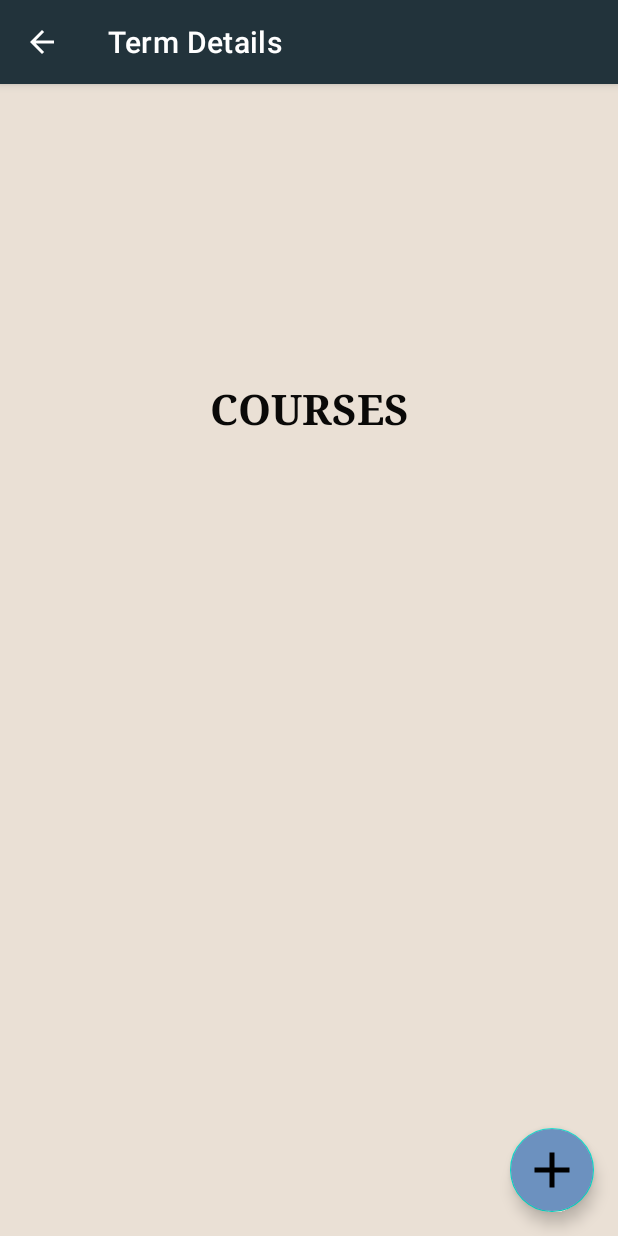
After one commit to aphillips830/academic_scheduler, an Android app: the TermDetails screen opened directly, with no data from a screen before it, on a phone screen of 412 x 824 dp. The commit adds this screen. Run offline under Robolectric (Android 15) with nearby library versions, the phone set to English and light mode, and no system bars; our stand-ins replace Room's generated code.

Commit message:
Database - x List of all terms : x Add new terms : x List of all courses : x List of all assessments : x Term Details : x Add Course : TODO Course Details : TODO Add Assessment : TODO Add/Share Note : TODO Notification alerts for assessments : TODO Notification alerts for course start/end : TODO

```diff
--- /dev/null
+++ b/app/src/main/java/com/aphillips/academicscheduler/CourseAdapter.java
@@ -0,0 +1,69 @@
+package com.aphillips.academicscheduler;
+
+import android.content.Context;
+import android.view.LayoutInflater;
+import android.view.View;
+import android.view.ViewGroup;
+import android.widget.TextView;
+
+import androidx.annotation.NonNull;
+import androidx.recyclerview.widget.RecyclerView;
+
+import com.aphillips.academicscheduler.entities.Course;
+
+import java.util.List;
+
+public class CourseAdapter extends RecyclerView.Adapter<CourseAdapter.CourseViewHolder> {
+
+    private final Context mContext;
+    private List<Course> mCourseList;
+
+    public CourseAdapter(Context context, List<Course> courseList) {
+        this.mContext = context;
+        this.mCourseList = courseList;
+    }
+
+    @NonNull
+    @Override
+    public CourseViewHolder onCreateViewHolder(@NonNull ViewGroup parent, int viewType) {
+        View itemView = LayoutInflater.from(parent.getContext())
+                .inflate(R.layout.course_item_view, parent, false);
+        return new CourseViewHolder(itemView);
+    }
+
+    @Override
+    public void onBindViewHolder(@NonNull CourseViewHolder holder, int position) {
+        Course current = mCourseList.get(position);
+        holder.courseName.setText(current.getCourse_name());
+        holder.courseTerm.setText(current.getTerm_id());
+    }
+
+    @Override
+    public int getItemCount() {
+        return mCourseList.size();
+    }
+
+    public void setCoursesList(List<Course> courses) {
+        mCourseList = courses;
+        notifyDataSetChanged();
+    }
+
+
+    static class CourseViewHolder extends RecyclerView.ViewHolder {
+        private final TextView courseName;
+        private final TextView courseTerm;
+
+        private CourseViewHolder(View itemView) {
+            super(itemView);
+            this.courseName = itemView.findViewById(R.id.course_name_textview);
+            this.courseTerm = itemView.findViewById(R.id.course_term_textview);
+            itemView.setOnClickListener(new View.OnClickListener() {
+                @Override
+                public void onClick(View v) {
+                    // TODO
+                }
+            });
+
+        }
+    }
+}
--- /dev/null
+++ b/app/src/main/java/com/aphillips/academicscheduler/TermDetails.java
@@ -0,0 +1,50 @@
+package com.aphillips.academicscheduler;
+
+import androidx.appcompat.app.AppCompatActivity;
+import androidx.recyclerview.widget.DefaultItemAnimator;
+import androidx.recyclerview.widget.LinearLayoutManager;
+import androidx.recyclerview.widget.RecyclerView;
+
+import android.os.Bundle;
+import android.widget.TextView;
+
+import com.aphillips.academicscheduler.database.AcademicRepository;
+
+public class TermDetails extends AppCompatActivity {
+
+    TextView termName;
+    TextView termStart;
+    TextView termEnd;
+    String sTermName;
+    String sTermStart;
+    String sTermEnd;
+    int termId;
+    AcademicRepository academicRepository;
+
+    @Override
+    protected void onCreate(Bundle savedInstanceState) {
+        super.onCreate(savedInstanceState);
+        setContentView(R.layout.activity_term_details);
+
+        termName = findViewById(R.id.term_name_detail_textview);
+        termStart = findViewById(R.id.term_start_detail_textview);
+        termEnd = findViewById(R.id.term_end_detail_textview);
+        termId = getIntent().getIntExtra("id", 0);
+        sTermName = getIntent().getStringExtra("name");
+        sTermStart = getIntent().getStringExtra("start");
+        sTermEnd = getIntent().getStringExtra("end");
+        termName.setText(sTermName);
+        termStart.setText(sTermStart);
+        termEnd.setText(sTermEnd);
+
+        academicRepository = new AcademicRepository(getApplication());
+
+        RecyclerView recyclerView = findViewById(R.id.term_detail_recyclerview);
+        final CourseAdapter courseAdapter = new CourseAdapter(this,
+                academicRepository.getTermCourses(termId));
+        recyclerView.setAdapter(courseAdapter);
+        recyclerView.setItemAnimator(new DefaultItemAnimator());
+        recyclerView.setLayoutManager(new LinearLayoutManager(this));
+        recyclerView.setAdapter(courseAdapter);
+    }
+}
--- a/app/src/main/res/layout/activity_assessment_list.xml
+++ b/app/src/main/res/layout/activity_assessment_list.xml
@@ -18,13 +18,13 @@
         android:textColor="@color/black_rich"
         android:textSize="36sp"
         android:textStyle="bold"
-        app:layout_constraintBottom_toTopOf="@+id/recyclerView"
+        app:layout_constraintBottom_toTopOf="@+id/assessment_recyclerView"
         app:layout_constraintEnd_toEndOf="parent"
         app:layout_constraintStart_toStartOf="parent"
         app:layout_constraintTop_toTopOf="parent" />
 
     <androidx.recyclerview.widget.RecyclerView
-        android:id="@+id/recyclerView"
+        android:id="@+id/assessment_recyclerView"
         android:layout_width="0dp"
         android:layout_height="0dp"
         app:layout_constraintBottom_toBottomOf="parent"
--- a/app/src/main/res/layout/activity_course_list.xml
+++ b/app/src/main/res/layout/activity_course_list.xml
@@ -18,13 +18,13 @@
         android:textColor="@color/black_rich"
         android:textSize="36sp"
         android:textStyle="bold"
-        app:layout_constraintBottom_toTopOf="@+id/recyclerView"
+        app:layout_constraintBottom_toTopOf="@+id/course_recyclerView"
         app:layout_constraintEnd_toEndOf="parent"
         app:layout_constraintStart_toStartOf="parent"
         app:layout_constraintTop_toTopOf="parent" />
 
     <androidx.recyclerview.widget.RecyclerView
-        android:id="@+id/recyclerView"
+        android:id="@+id/course_recyclerView"
         android:layout_width="0dp"
         android:layout_height="0dp"
         app:layout_constraintBottom_toBottomOf="parent"
--- /dev/null
+++ b/app/src/main/res/layout/activity_term_details.xml
@@ -0,0 +1,91 @@
+<?xml version="1.0" encoding="utf-8"?>
+<androidx.constraintlayout.widget.ConstraintLayout xmlns:android="http://schemas.android.com/apk/res/android"
+    xmlns:app="http://schemas.android.com/apk/res-auto"
+    xmlns:tools="http://schemas.android.com/tools"
+    android:layout_width="match_parent"
+    android:layout_height="match_parent"
+    android:background="@color/almond"
+    tools:context=".TermDetails">
+
+    <TextView
+        android:id="@+id/term_name_detail_textview"
+        android:layout_width="wrap_content"
+        android:layout_height="wrap_content"
+        android:layout_marginTop="40dp"
+        android:fontFamily="serif"
+        android:text="@string/sample_text"
+        android:textColor="@color/black_rich"
+        android:textSize="36sp"
+        android:textStyle="bold"
+        app:layout_constraintEnd_toEndOf="parent"
+        app:layout_constraintStart_toStartOf="parent"
+        app:layout_constraintTop_toTopOf="parent" />
+
+
+    <TextView
+        android:id="@+id/term_start_detail_textview"
+        android:layout_width="wrap_content"
+        android:layout_height="wrap_content"
+        android:layout_marginStart="16dp"
+        android:layout_marginTop="20dp"
+        android:fontFamily="serif"
+        android:text="@string/sample_text"
+        android:textColor="@color/black_rich"
+        android:textSize="18sp"
+        app:layout_constraintStart_toStartOf="parent"
+        app:layout_constraintTop_toBottomOf="@+id/term_name_detail_textview" />
+
+    <TextView
+        android:id="@+id/term_end_detail_textview"
+        android:layout_width="wrap_content"
+        android:layout_height="wrap_content"
+        android:layout_marginTop="20dp"
+        android:fontFamily="serif"
+        android:text="@string/sample_text"
+        android:textColor="@color/black_rich"
+        android:textSize="18sp"
+        app:layout_constraintEnd_toEndOf="parent"
+        app:layout_constraintHorizontal_bias="0.901"
+        app:layout_constraintStart_toEndOf="@+id/term_start_detail_textview"
+        app:layout_constraintTop_toBottomOf="@+id/term_name_detail_textview" />
+
+    <TextView
+        android:id="@+id/course_title_textview"
+        android:layout_width="wrap_content"
+        android:layout_height="wrap_content"
+        android:layout_marginTop="108dp"
+        android:layout_marginBottom="30dp"
+        android:fontFamily="serif"
+        android:text="@string/courses"
+        android:textColor="@color/black_rich"
+        android:textSize="28sp"
+        android:textStyle="bold"
+        app:layout_constraintEnd_toEndOf="parent"
+        app:layout_constraintStart_toStartOf="parent"
+        app:layout_constraintBottom_toTopOf="@+id/term_detail_recyclerview"
+        app:layout_constraintTop_toBottomOf="@+id/term_name_detail_textview" />
+
+    <androidx.recyclerview.widget.RecyclerView
+        android:id="@+id/term_detail_recyclerview"
+        android:layout_width="0dp"
+        android:layout_height="0dp"
+        app:layout_constraintBottom_toBottomOf="parent"
+        app:layout_constraintEnd_toEndOf="parent"
+        app:layout_constraintStart_toStartOf="parent"
+        app:layout_constraintTop_toBottomOf="@+id/course_title_textview" />
+
+    <com.google.android.material.floatingactionbutton.FloatingActionButton
+        android:id="@+id/add_course_fab"
+        android:layout_width="wrap_content"
+        android:layout_height="wrap_content"
+        android:layout_marginEnd="16dp"
+        android:layout_marginBottom="16dp"
+        android:backgroundTint="@color/blue_gray"
+        android:contentDescription="@string/add_course"
+        android:src="@drawable/add_asset"
+        app:layout_constraintBottom_toBottomOf="parent"
+        app:layout_constraintEnd_toEndOf="parent"
+        app:maxImageSize="40dp" />
+
+
+</androidx.constraintlayout.widget.ConstraintLayout>
--- a/app/src/main/res/values/strings.xml
+++ b/app/src/main/res/values/strings.xml
@@ -14,4 +14,5 @@
     <string name="name">Name:</string>
     <string name="end_date">End date:</string>
     <string name="start_date">Start date:</string>
+    <string name="add_course">add course</string>
 </resources>
```
Also changed, not shown: app/src/main/AndroidManifest.xml (+15 -6 lines), app/src/main/java/com/aphillips/academicscheduler/AssessmentAdapter.java (added, +57 -0 lines), app/src/main/java/com/aphillips/academicscheduler/AssessmentList.java (+17 -0 lines), app/src/main/java/com/aphillips/academicscheduler/CourseList.java (+17 -0 lines), app/src/main/java/com/aphillips/academicscheduler/TermAdapter.java (+10 -2 lines), app/src/main/res/layout/assessment_list_item.xml (added, +38 -0 lines), app/src/main/res/layout/course_item_view.xml (added, +38 -0 lines).
